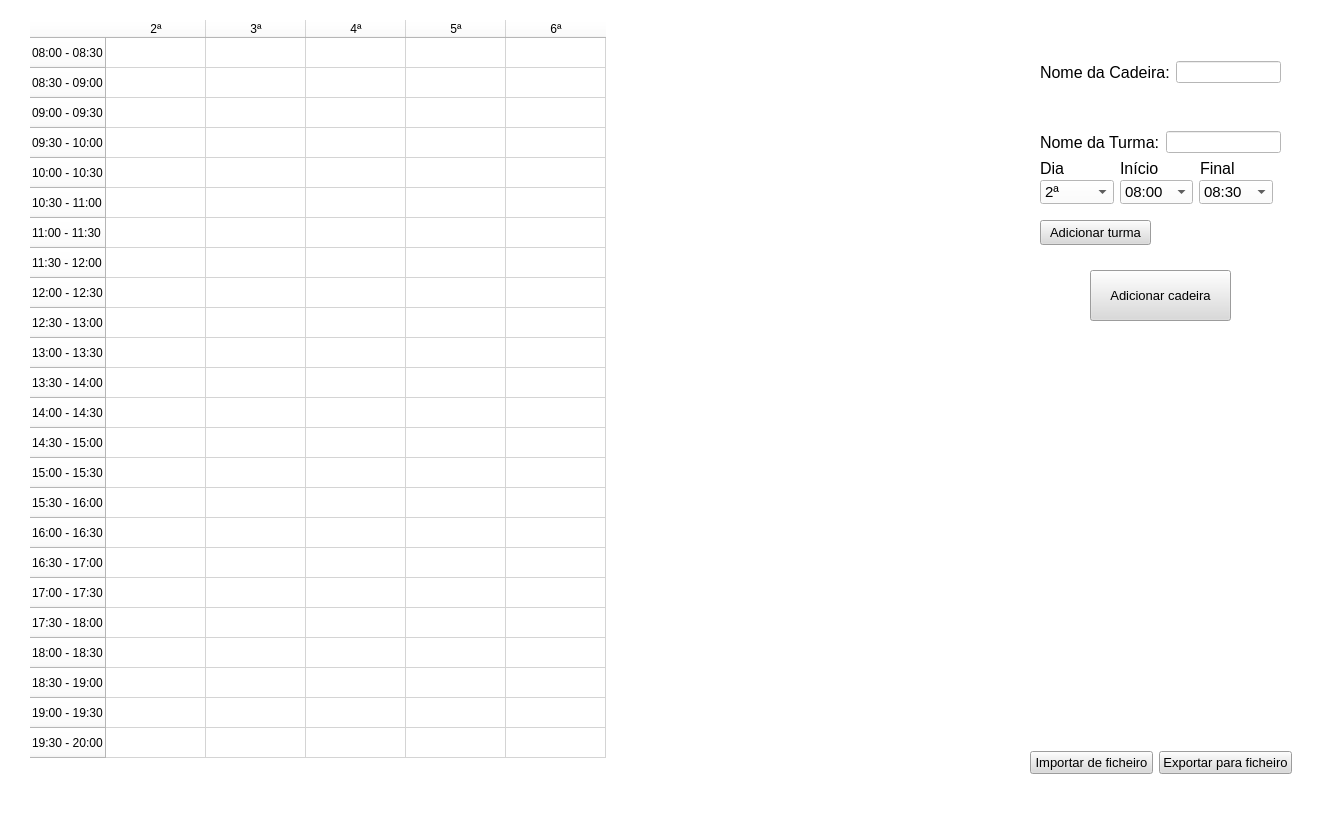
Old version of the form Designs/MainWindow.ui in the repository RicAB98/ScheduleHelper.
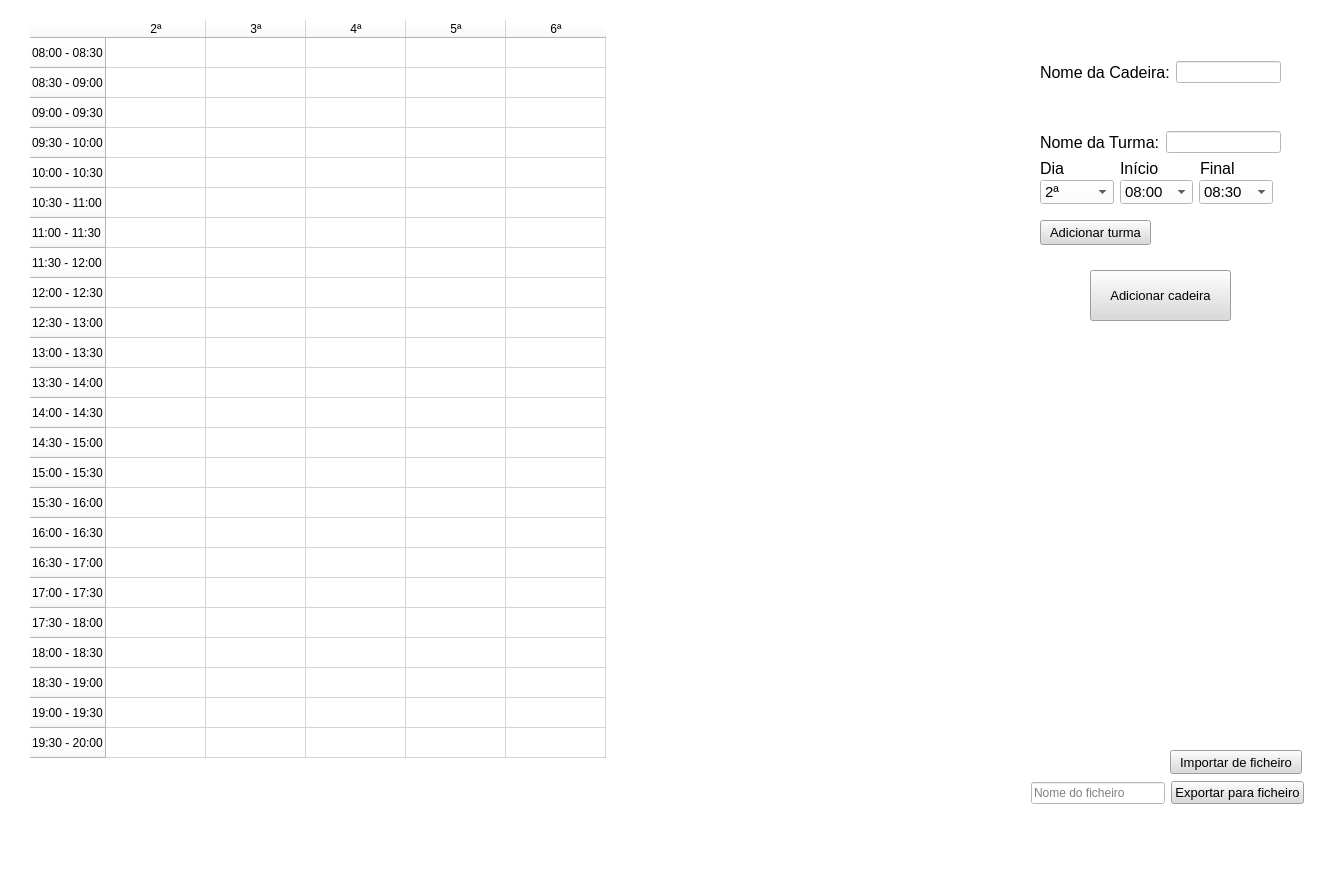
New version of the form.

Commit message: Validate Add Subject File explorer while importing File name while exporting

Patch:
```diff
--- a/Designs/MainWindow.ui
+++ b/Designs/MainWindow.ui
@@ -7,7 +7,7 @@
     <x>0</x>
     <y>0</y>
     <width>1325</width>
-    <height>816</height>
+    <height>884</height>
    </rect>
   </property>
   <property name="minimumSize">
@@ -762,26 +762,17 @@
    <widget class="QWidget" name="">
     <property name="geometry">
      <rect>
-      <x>1030</x>
-      <y>750</y>
-      <width>262</width>
+      <x>1031</x>
+      <y>780</y>
+      <width>273</width>
       <height>26</height>
      </rect>
     </property>
     <layout class="QHBoxLayout" name="horizontalLayout">
      <item>
-      <widget class="QPushButton" name="importButton">
-       <property name="font">
-        <font>
-         <pointsize>10</pointsize>
-        </font>
-       </property>
-       <property name="styleSheet">
-        <string notr="true">background-color: rgb(218, 218, 218)
-</string>
-       </property>
-       <property name="text">
-        <string>Importar de ficheiro</string>
+      <widget class="QLineEdit" name="exportTextBox">
+       <property name="placeholderText">
+        <string>Nome do ficheiro</string>
        </property>
       </widget>
      </item>
@@ -803,6 +794,28 @@
      </item>
     </layout>
    </widget>
+   <widget class="QPushButton" name="importButton">
+    <property name="geometry">
+     <rect>
+      <x>1170</x>
+      <y>750</y>
+      <width>132</width>
+      <height>24</height>
+     </rect>
+    </property>
+    <property name="font">
+     <font>
+      <pointsize>10</pointsize>
+     </font>
+    </property>
+    <property name="styleSheet">
+     <string notr="true">background-color: rgb(218, 218, 218)
+</string>
+    </property>
+    <property name="text">
+     <string>Importar de ficheiro</string>
+    </property>
+   </widget>
   </widget>
   <widget class="QMenuBar" name="menubar">
    <property name="geometry">
```
The commit also changes 2 other files.
